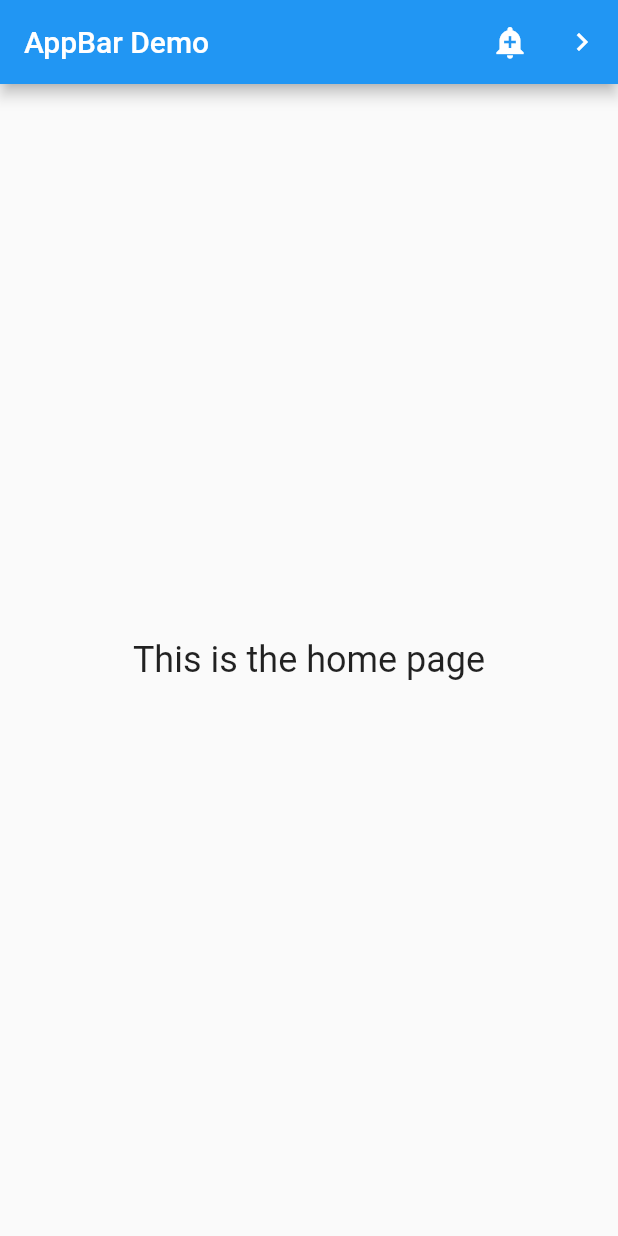
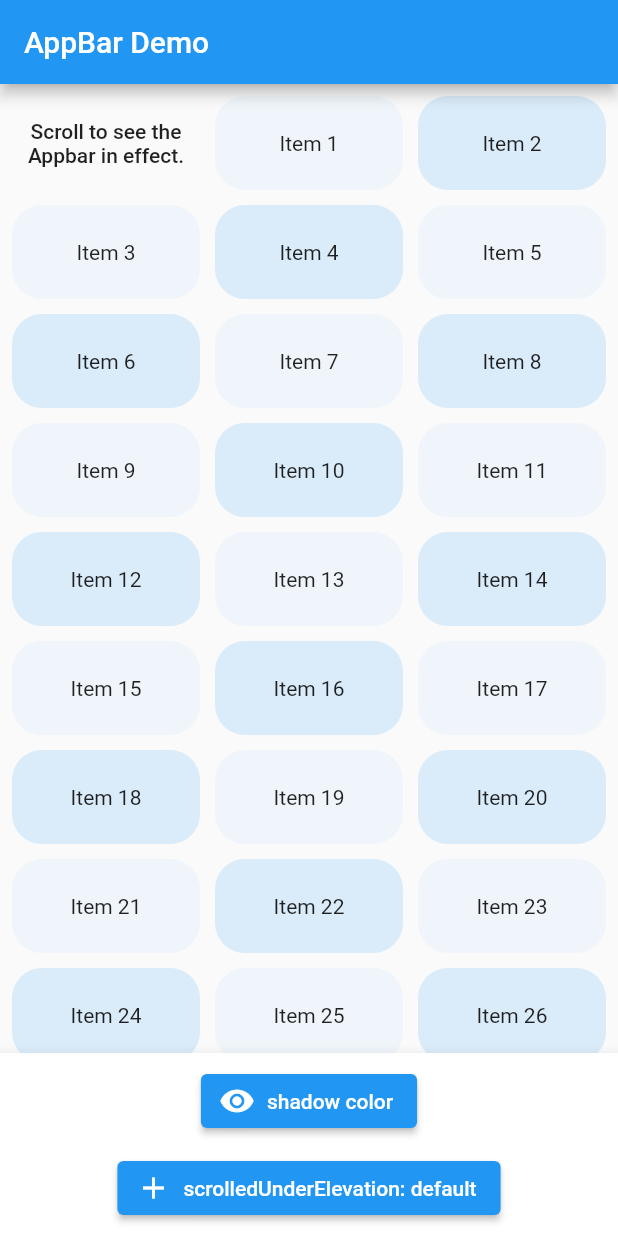
Before and after one commit to Tosin8/widget_catalog, a Flutter app: the screen it shows after launch, on a phone screen of 412 x 824 dp. Run offline on Flutter 3.47's test engine with Material 2 defaults, Android fonts, the phone set to English and light mode, and no system bars.

Commit message:
Updating appbar

```diff
--- a/lib/basic/appBar.dart
+++ b/lib/basic/appBar.dart
@@ -7,6 +7,7 @@
   Widget build(BuildContext context) {
     return Scaffold(
       appBar: AppBar(
+        leading: const Icon(Icons.menu),
         title: const Text('AppBar Demo'),
         actions: <Widget>[
           IconButton(
@@ -49,3 +50,105 @@
     );
   }
 }
+
+final List<int> _items = List<int>.generate(51, (int index) => index);
+
+class AppBarExample1 extends StatefulWidget {
+  const AppBarExample1({super.key});
+
+  @override
+  State<AppBarExample1> createState() => _AppBarExample1State();
+}
+
+class _AppBarExample1State extends State<AppBarExample1> {
+  bool shadowColor = false;
+  double? scrolledUnderElevation;
+
+  @override
+  Widget build(BuildContext context) {
+    final ColorScheme colorScheme = Theme.of(context).colorScheme;
+    final Color oddItemColor = colorScheme.primary.withOpacity(0.05);
+    final Color evenItemColor = colorScheme.primary.withOpacity(0.15);
+
+    return Scaffold(
+      appBar: AppBar(
+        title: const Text('AppBar Demo'),
+        scrolledUnderElevation: scrolledUnderElevation,
+        shadowColor: shadowColor ? Theme.of(context).colorScheme.shadow : null,
+      ),
+      body: GridView.builder(
+        shrinkWrap: true,
+        itemCount: _items.length,
+        padding: const EdgeInsets.all(8.0),
+        gridDelegate: const SliverGridDelegateWithFixedCrossAxisCount(
+          crossAxisCount: 3,
+          childAspectRatio: 2.0,
+          mainAxisSpacing: 10.0,
+          crossAxisSpacing: 10.0,
+        ),
+        itemBuilder: (BuildContext context, int index) {
+          if (index == 0) {
+            return Center(
+              child: Text(
+                'Scroll to see the Appbar in effect.',
+                style: Theme.of(context).textTheme.labelLarge,
+                textAlign: TextAlign.center,
+              ),
+            );
+          }
+          return Container(
+            alignment: Alignment.center,
+            // tileColor: _items[index].isOdd ? oddItemColor : evenItemColor,
+            decoration: BoxDecoration(
+              borderRadius: BorderRadius.circular(20.0),
+              color: _items[index].isOdd ? oddItemColor : evenItemColor,
+            ),
+            child: Text('Item $index'),
+          );
+        },
+      ),
+      bottomNavigationBar: BottomAppBar(
+        child: Padding(
+          padding: const EdgeInsets.all(8),
+          child: OverflowBar(
+            overflowAlignment: OverflowBarAlignment.center,
+            alignment: MainAxisAlignment.center,
+            overflowSpacing: 5.0,
+            children: <Widget>[
+              ElevatedButton.icon(
+                onPressed: () {
+                  setState(() {
+                    shadowColor = !shadowColor;
+                  });
+                },
+                icon: Icon(
+                  shadowColor ? Icons.visibility_off : Icons.visibility,
+                ),
+                label: const Text('shadow color'),
+              ),
+              const SizedBox(width: 5),
+              ElevatedButton.icon(
+                onPressed: () {
+                  if (scrolledUnderElevation == null) {
+                    setState(() {
+                      // Default elevation is 3.0, increment by 1.0.
+                      scrolledUnderElevation = 4.0;
+                    });
+                  } else {
+                    setState(() {
+                      scrolledUnderElevation = scrolledUnderElevation! + 1.0;
+                    });
+                  }
+                },
+                icon: const Icon(Icons.add),
+                label: Text(
+                  'scrolledUnderElevation: ${scrolledUnderElevation ?? 'default'}',
+                ),
+              ),
+            ],
+          ),
+        ),
+      ),
+    );
+  }
+}
--- a/lib/main.dart
+++ b/lib/main.dart
@@ -18,7 +18,7 @@
         primarySwatch: Colors.blue,
       ),
       debugShowCheckedModeBanner: false,
-      home: const AppBarExample(),
+      home: const AppBarExample1(),
     );
   }
 }
```
